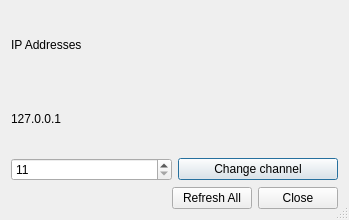
Old version of the form de_web_widget.ui in the repository dresden-elektronik/deconz-rest-plugin.
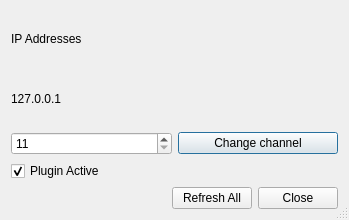
New version of the form.

Patch:
```diff
--- a/de_web_widget.ui
+++ b/de_web_widget.ui
@@ -48,7 +48,7 @@
      </property>
     </widget>
    </item>
-   <item row="3" column="0" colspan="2">
+   <item row="4" column="0" colspan="2">
     <layout class="QHBoxLayout" name="horizontalLayout">
      <item>
       <spacer name="horizontalSpacer_2">
@@ -79,6 +79,16 @@
      </item>
     </layout>
    </item>
+   <item row="3" column="0">
+    <widget class="QCheckBox" name="pluginActiveCheckBox">
+     <property name="text">
+      <string>Plugin Active</string>
+     </property>
+     <property name="checked">
+      <bool>true</bool>
+     </property>
+    </widget>
+   </item>
   </layout>
  </widget>
  <resources/>
```
